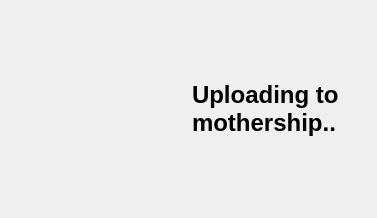
Qt form syncing/ui_sync.ui (NathanW2/qmap) before a commit.
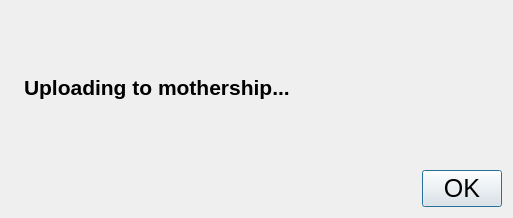
The same form after that commit. Icons and pictures are not drawn.

Commit message: Load sync ui and sync to master database

Patch:
```diff
--- a/syncing/ui_sync.ui
+++ b/syncing/ui_sync.ui
@@ -6,12 +6,12 @@
    <rect>
     <x>0</x>
     <y>0</y>
-    <width>377</width>
+    <width>513</width>
     <height>218</height>
    </rect>
   </property>
   <property name="sizePolicy">
-   <sizepolicy hsizetype="Fixed" vsizetype="Fixed">
+   <sizepolicy hsizetype="Preferred" vsizetype="Preferred">
     <horstretch>0</horstretch>
     <verstretch>0</verstretch>
    </sizepolicy>
@@ -19,8 +19,8 @@
   <property name="windowTitle">
    <string>Form</string>
   </property>
-  <layout class="QHBoxLayout" name="horizontalLayout">
-   <item>
+  <layout class="QGridLayout" name="gridLayout">
+   <item row="0" column="0" rowspan="2">
     <widget class="QLabel" name="label">
      <property name="maximumSize">
       <size>
@@ -39,15 +39,40 @@
      </property>
     </widget>
    </item>
-   <item>
-    <widget class="QLabel" name="label_2">
+   <item row="0" column="1">
+    <widget class="QLabel" name="statusLabel">
+     <property name="font">
+      <font>
+       <pointsize>16</pointsize>
+       <weight>75</weight>
+       <bold>true</bold>
+      </font>
+     </property>
+     <property name="styleSheet">
+      <string notr="true"/>
+     </property>
      <property name="text">
-      <string>&lt;!DOCTYPE HTML PUBLIC &quot;-//W3C//DTD HTML 4.0//EN&quot; &quot;http://www.w3.org/TR/REC-html40/strict.dtd&quot;&gt;
-&lt;html&gt;&lt;head&gt;&lt;meta name=&quot;qrichtext&quot; content=&quot;1&quot; /&gt;&lt;style type=&quot;text/css&quot;&gt;
-p, li { white-space: pre-wrap; }
-&lt;/style&gt;&lt;/head&gt;&lt;body style=&quot; font-family:'MS Shell Dlg 2'; font-size:8.25pt; font-weight:400; font-style:normal;&quot;&gt;
-&lt;p style=&quot; margin-top:0px; margin-bottom:0px; margin-left:0px; margin-right:0px; -qt-block-indent:0; text-indent:0px;&quot;&gt;&lt;span style=&quot; font-size:18pt; font-weight:600;&quot;&gt;Uploading to&lt;/span&gt;&lt;/p&gt;
-&lt;p style=&quot; margin-top:0px; margin-bottom:0px; margin-left:0px; margin-right:0px; -qt-block-indent:0; text-indent:0px;&quot;&gt;&lt;span style=&quot; font-size:18pt; font-weight:600;&quot;&gt;mothership..&lt;/span&gt;&lt;/p&gt;&lt;/body&gt;&lt;/html&gt;</string>
+      <string>Uploading to mothership...</string>
+     </property>
+     <property name="wordWrap">
+      <bool>true</bool>
+     </property>
+    </widget>
+   </item>
+   <item row="1" column="1">
+    <widget class="QDialogButtonBox" name="buttonBox">
+     <property name="font">
+      <font>
+       <pointsize>19</pointsize>
+       <weight>50</weight>
+       <bold>false</bold>
+      </font>
+     </property>
+     <property name="orientation">
+      <enum>Qt::Horizontal</enum>
+     </property>
+     <property name="standardButtons">
+      <set>QDialogButtonBox::Ok</set>
      </property>
     </widget>
    </item>
```
Left out of the diff: 19 changed lines with no effect on the pictures. The commit also changes 4 other files.
